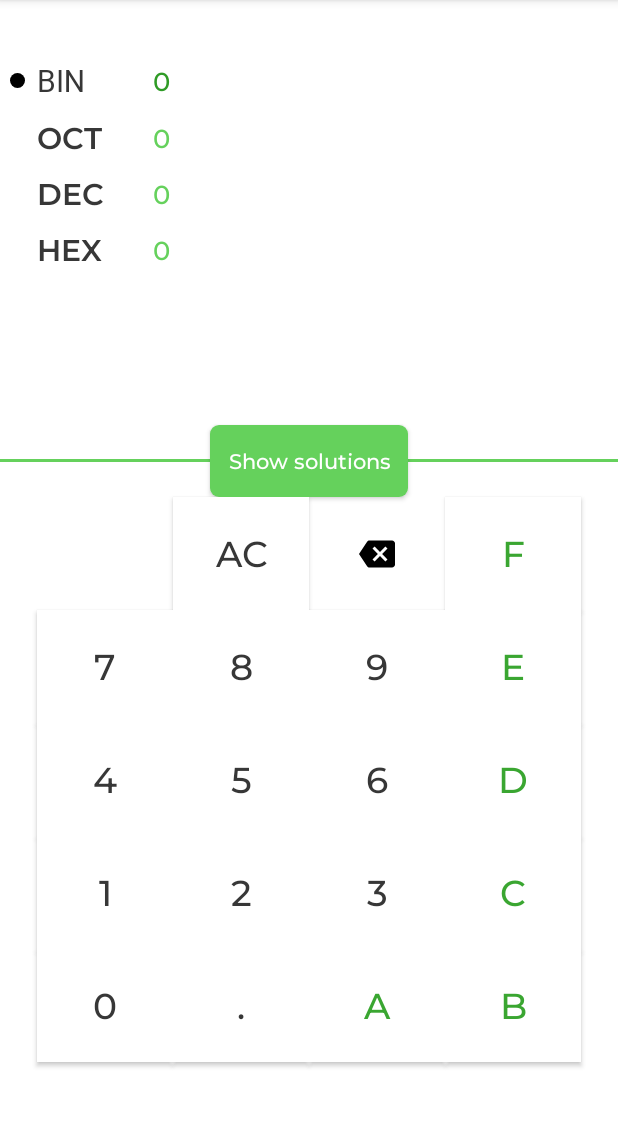
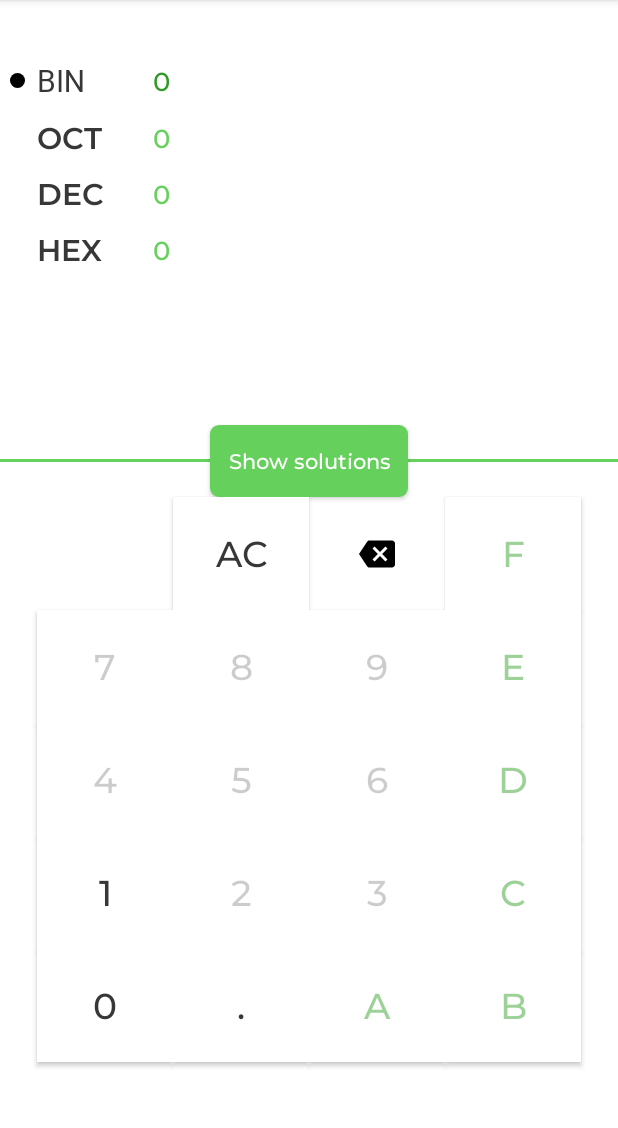
Before and after one commit to Vitalii2401/Number_converter, an Android app: the screen it shows after launch (MainActivity), after a tap on "BIN", on a phone screen of 412 x 824 dp, the part 84-1212 px from its top. Run offline under Robolectric (Android 15) with nearby library versions, the phone set to English and light mode, and no system bars.

Commit message:
Set clickable buttons

```diff
--- a/app/src/main/java/com/vetall24/myapplication/ui/numberconverter/NumberConverterFragment.kt
+++ b/app/src/main/java/com/vetall24/myapplication/ui/numberconverter/NumberConverterFragment.kt
@@ -3,7 +3,9 @@ package com.vetall24.myapplication.ui.numberconverter
 import android.os.Bundle
 import androidx.fragment.app.Fragment
 import android.view.View
+import android.widget.Button
 import androidx.constraintlayout.widget.ConstraintLayout
+import androidx.core.content.ContextCompat
 import androidx.fragment.app.viewModels
 import com.vetall24.myapplication.R
 import com.vetall24.myapplication.databinding.FragmentNumberConverterBinding
@@ -102,7 +104,9 @@ class NumberConverterFragment : Fragment(R.layout.fragment_number_converter) {
 
     private fun changeUiAccordingToMode(mode: String) {
         val modeIndicatorParams = binding.modeIndicator.layoutParams as ConstraintLayout.LayoutParams
+
         defaultState()
+
         when (mode) {
             MODE_BIN -> {
                 with(binding) {
@@ -111,6 +115,27 @@ class NumberConverterFragment : Fragment(R.layout.fragment_number_converter) {
                     modeIndicatorParams.topToTop = textBin.id
                     modeIndicatorParams.bottomToBottom = textBin.id
                     modeIndicator.requestLayout()
+
+                    groupOct.referencedIds.forEach { id ->
+                        with(view?.findViewById<Button>(id)) {
+                            this?.isClickable  = false
+                            this?.setTextColor(ContextCompat.getColor(context, R.color.color_inactive_number))
+                        }
+                    }
+
+                    groupDec.referencedIds.forEach { id ->
+                        with(view?.findViewById<Button>(id)) {
+                            this?.isClickable  = false
+                            this?.setTextColor(ContextCompat.getColor(context, R.color.color_inactive_number))
+                        }
+                    }
+
+                    groupHex.referencedIds.forEach { id ->
+                        with(view?.findViewById<Button>(id)) {
+                            this?.isClickable  = false
+                            this?.setTextColor(ContextCompat.getColor(context, R.color.color_inactive_letter))
+                        }
+                    }
                 }
             }
 
@@ -121,6 +146,27 @@ class NumberConverterFragment : Fragment(R.layout.fragment_number_converter) {
                     modeIndicatorParams.topToTop = textOct.id
                     modeIndicatorParams.bottomToBottom = textOct.id
                     modeIndicator.requestLayout()
+
+                    groupOct.referencedIds.forEach { id ->
+                        with(view?.findViewById<Button>(id)) {
+                            this?.isClickable  = true
+                            this?.setTextColor(ContextCompat.getColor(context, R.color.color_number))
+                        }
+                    }
+
+                    groupDec.referencedIds.forEach { id ->
+                        with(view?.findViewById<Button>(id)) {
+                            this?.isClickable  = false
+                            this?.setTextColor(ContextCompat.getColor(context, R.color.color_inactive_number))
+                        }
+                    }
+
+                    groupHex.referencedIds.forEach { id ->
+                        with(view?.findViewById<Button>(id)) {
+                            this?.isClickable  = false
+                            this?.setTextColor(ContextCompat.getColor(context, R.color.color_inactive_letter))
+                        }
+                    }
                 }
             }
 
@@ -131,6 +177,27 @@ class NumberConverterFragment : Fragment(R.layout.fragment_number_converter) {
                     modeIndicatorParams.topToTop = textDec.id
                     modeIndicatorParams.bottomToBottom = textDec.id
                     modeIndicator.requestLayout()
+
+                    groupOct.referencedIds.forEach { id ->
+                        with(view?.findViewById<Button>(id)) {
+                            this?.isClickable  = true
+                            this?.setTextColor(ContextCompat.getColor(context, R.color.color_number))
+                        }
+                    }
+
+                    groupDec.referencedIds.forEach { id ->
+                        with(view?.findViewById<Button>(id)) {
+                            this?.isClickable  = true
+                            this?.setTextColor(ContextCompat.getColor(context, R.color.color_number))
+                        }
+                    }
+
+                    groupHex.referencedIds.forEach { id ->
+                        with(view?.findViewById<Button>(id)) {
+                            this?.isClickable  = false
+                            this?.setTextColor(ContextCompat.getColor(context, R.color.color_inactive_letter))
+                        }
+                    }
                 }
             }
 
@@ -141,6 +208,27 @@ class NumberConverterFragment : Fragment(R.layout.fragment_number_converter) {
                     modeIndicatorParams.topToTop = textHex.id
                     modeIndicatorParams.bottomToBottom = textHex.id
                     modeIndicator.requestLayout()
+
+                    groupOct.referencedIds.forEach { id ->
+                        with(view?.findViewById<Button>(id)) {
+                            this?.isClickable  = true
+                            this?.setTextColor(ContextCompat.getColor(context, R.color.color_number))
+                        }
+                    }
+
+                    groupDec.referencedIds.forEach { id ->
+                        with(view?.findViewById<Button>(id)) {
+                            this?.isClickable  = true
+                            this?.setTextColor(ContextCompat.getColor(context, R.color.color_number))
+                        }
+                    }
+
+                    groupHex.referencedIds.forEach { id ->
+                        with(view?.findViewById<Button>(id)) {
+                            this?.isClickable  = true
+                            this?.setTextColor(ContextCompat.getColor(context, R.color.color_letter))
+                        }
+                    }
                 }
             }
         }
--- a/app/src/main/res/layout/fragment_number_converter.xml
+++ b/app/src/main/res/layout/fragment_number_converter.xml
@@ -379,4 +379,22 @@
         app:layout_constraintStart_toEndOf="@+id/btn_7"
         app:layout_constraintTop_toBottomOf="@+id/btn_solutions" />
 
+    <androidx.constraintlayout.widget.Group
+        android:id="@+id/group_oct"
+        android:layout_width="wrap_content"
+        android:layout_height="wrap_content"
+        app:constraint_referenced_ids="btn_2,btn_3,btn_4,btn_5,btn_6,btn_7" />
+
+    <androidx.constraintlayout.widget.Group
+        android:id="@+id/group_dec"
+        android:layout_width="wrap_content"
+        android:layout_height="wrap_content"
+        app:constraint_referenced_ids="btn_8,btn_9" />
+
+    <androidx.constraintlayout.widget.Group
+        android:id="@+id/group_hex"
+        android:layout_width="wrap_content"
+        android:layout_height="wrap_content"
+        app:constraint_referenced_ids="btn_a,btn_b,btn_c,btn_d,btn_e,btn_f" />
+
 </androidx.constraintlayout.widget.ConstraintLayout>
--- a/app/src/main/res/values/colors.xml
+++ b/app/src/main/res/values/colors.xml
@@ -13,6 +13,6 @@
     <color name="color_number">#373737</color>
     <color name="color_inactive_number">#33000000</color>
     <color name="color_letter">#3AA631</color>
-    <color name="color_inactive_letter">#3AA63180</color>
+    <color name="color_inactive_letter">#803AA631</color>
 
 </resources>
```
